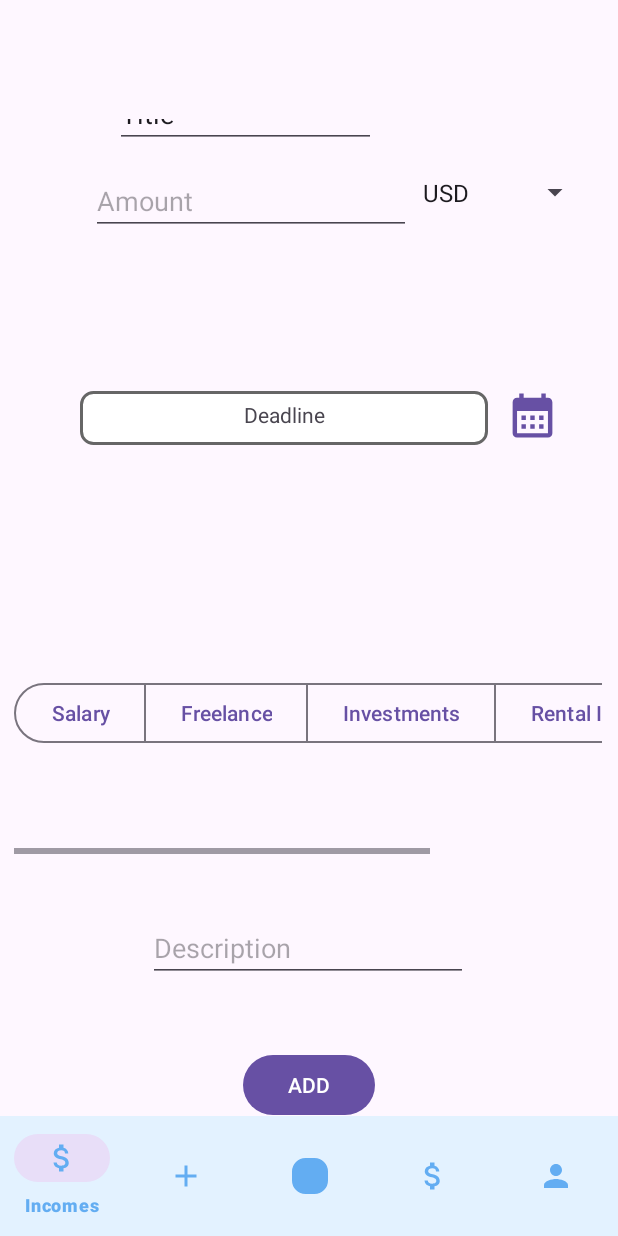
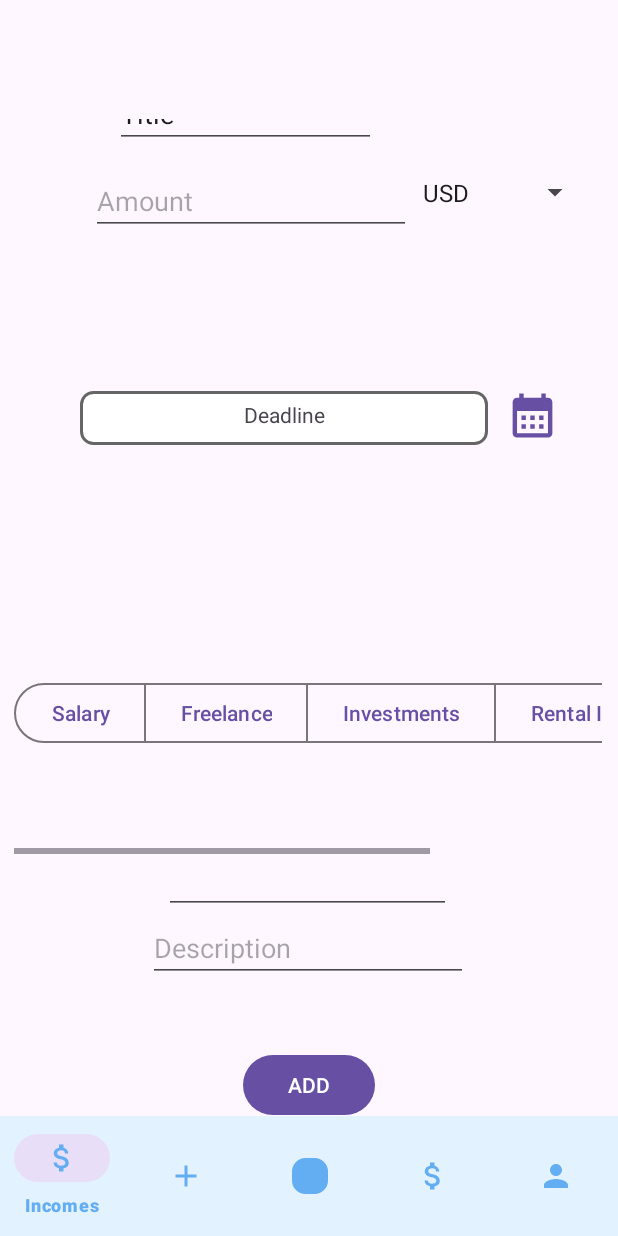
Before and after one commit to MertYigit0/BudgetManager, an Android app: the AddFinancialGoalFragment screen opened through its navigation route, on a phone screen of 412 x 824 dp. Run offline under Robolectric (Android 15) with nearby library versions, the phone set to English and light mode, and no system bars; our stand-ins replace Firebase (no records; nobody signed in at launch, a user with empty details on screens opened directly), navigation-ui; libraries missing offline, so code that uses them is left out: com.github.mikephil.charting; 2 statements that could not run were skipped.

Commit message:
financial goal to income

```diff
--- a/app/src/main/java/com/mertyigit0/budgetmanager/data/Income.kt
+++ b/app/src/main/java/com/mertyigit0/budgetmanager/data/Income.kt
@@ -52,10 +52,11 @@ data class FinancialGoal(
     val title: String,
     val description: String?,
     val targetAmount: Double,
-    val currentAmount: Double,
+    var currentAmount: Double,
     val deadline: String,
     val createdAt: String,
-    val categoryId: Int
+    val categoryId: Int,
+    val percentage: Int
 )
 
 data class RecurringPayment(
--- a/app/src/main/res/layout/fragment_add_financial_goal.xml
+++ b/app/src/main/res/layout/fragment_add_financial_goal.xml
@@ -22,6 +22,7 @@
         app:layout_constraintVertical_bias="0.142" />
 
     <HorizontalScrollView
+        android:id="@+id/horizontalScrollView"
         android:layout_width="392dp"
         android:layout_height="118dp"
         android:layout_marginBottom="40dp"
@@ -121,5 +122,18 @@
         app:layout_constraintStart_toStartOf="parent"
         app:layout_constraintTop_toTopOf="parent" />
 
+    <EditText
+        android:id="@+id/percentageEditTextNumber"
+        android:layout_width="191dp"
+        android:layout_height="33dp"
+        android:layout_marginStart="108dp"
+        android:layout_marginTop="8dp"
+        android:ems="10"
+        android:inputType="number"
+        app:layout_constraintBottom_toTopOf="@+id/editTextText"
+        app:layout_constraintStart_toStartOf="parent"
+        app:layout_constraintTop_toBottomOf="@+id/horizontalScrollView"
+        app:layout_constraintVertical_bias="1.0" />
+
 
 </androidx.constraintlayout.widget.ConstraintLayout>
```
Also changed, not shown: app/src/main/java/com/mertyigit0/budgetmanager/data/DatabaseHelper.kt (+55 -4 lines), app/src/main/java/com/mertyigit0/budgetmanager/ui/AddFinancialGoalFragment.kt (+5 -4 lines), app/src/main/java/com/mertyigit0/budgetmanager/ui/AddIncomeFragment.kt (+13 -1 lines).
